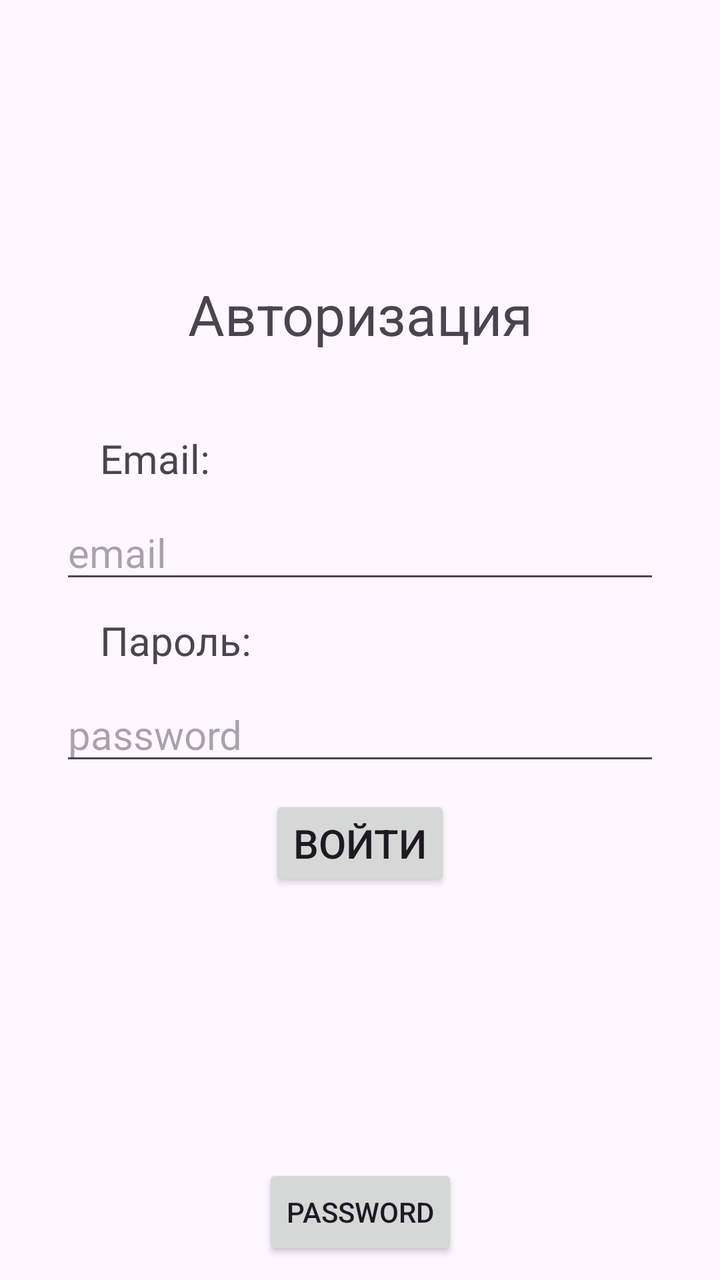
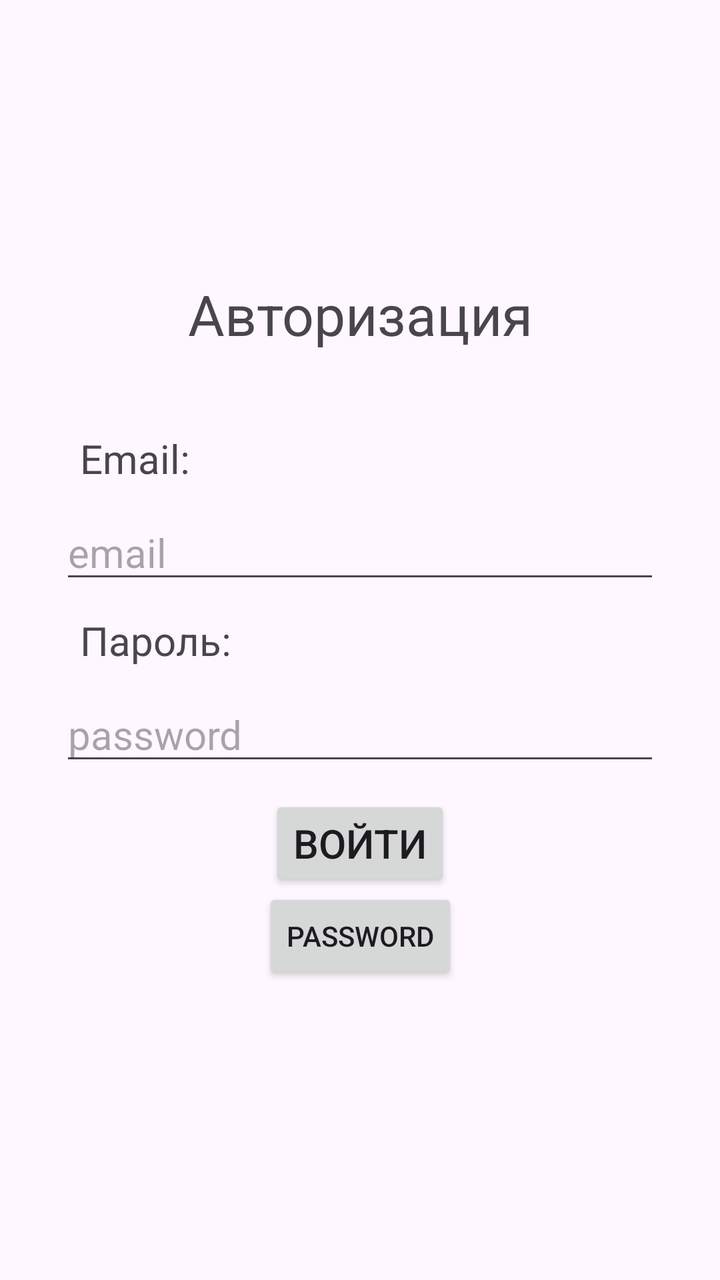

Before-and-after screenshots of an Android layout around one commit, followed by the original layout XML and the change that was made.
<!-- AndroidManifest.xml: application theme Theme.ServiceEnineer -->
<!-- res/layout/activity_authorization.xml -->
<?xml version="1.0" encoding="utf-8"?>
<androidx.constraintlayout.widget.ConstraintLayout xmlns:android="http://schemas.android.com/apk/res/android"
    xmlns:app="http://schemas.android.com/apk/res-auto"
    xmlns:tools="http://schemas.android.com/tools"
    android:layout_width="match_parent"
    android:layout_height="match_parent"
    tools:context=".AuthorizationActivity">

    <TextView
        android:id="@+id/TVTitle"
        android:layout_margin="40sp"
        android:layout_width="wrap_content"
        android:layout_height="wrap_content"
        android:text="Авторизация"
        android:textSize="28sp"
        app:layout_constraintBottom_toTopOf="@id/TVEmail"
        app:layout_constraintEnd_toEndOf="parent"
        app:layout_constraintStart_toStartOf="parent"/>

    <TextView
        android:id="@+id/TVEmail"
        android:text="Email:"
        android:textSize="20sp"
        android:layout_marginVertical="10sp"
        android:layout_marginHorizontal="50sp"
        android:layout_width="wrap_content"
        android:layout_height="wrap_content"
        app:layout_constraintBottom_toTopOf="@id/IEmail"
        app:layout_constraintLeft_toLeftOf="parent"/>

    <EditText
        android:id="@+id/IEmail"
        android:textSize="20sp"
        android:hint="email"
        android:layout_marginVertical="10sp"
        android:layout_marginHorizontal="30sp"
        android:layout_width="match_parent"
        android:layout_height="wrap_content"
        app:layout_constraintBottom_toTopOf="@id/TVPassword"
        app:layout_constraintLeft_toLeftOf="parent"
        app:layout_constraintRight_toRightOf="parent"/>

    <TextView
        android:id="@+id/TVPassword"
        android:text="Пароль: "
        android:textSize="20sp"
        android:layout_marginVertical="10sp"
        android:layout_marginHorizontal="50sp"
        android:layout_width="wrap_content"
        android:layout_height="wrap_content"
        app:layout_constraintTop_toTopOf="parent"
        app:layout_constraintBottom_toBottomOf="parent"
        app:layout_constraintLeft_toLeftOf="parent"/>

    <EditText
        android:id="@+id/IPassword"
        android:textSize="20sp"
        android:hint="password"
        android:inputType="textPassword"
        android:layout_marginVertical="10sp"
        android:layout_marginHorizontal="30sp"
        android:layout_width="match_parent"
        android:layout_height="wrap_content"
        app:layout_constraintTop_toBottomOf="@id/TVPassword"
        app:layout_constraintLeft_toLeftOf="parent"
        app:layout_constraintRight_toRightOf="parent"/>

    <Button
        android:id="@+id/btnEnter"
        android:text="Войти"
        android:textSize="20sp"
        android:onClick="Enter"
        android:layout_margin="10sp"
        android:layout_width="wrap_content"
        android:layout_height="wrap_content"
        app:layout_constraintTop_toBottomOf="@id/IPassword"
        app:layout_constraintRight_toRightOf="parent"
        app:layout_constraintLeft_toLeftOf="parent"/>

    <Button
        android:id="@+id/btnChangePassword"
        android:text="password"
        android:layout_margin="10sp"
        android:layout_width="wrap_content"
        android:layout_height="wrap_content"
        app:layout_constraintRight_toRightOf="parent"
        app:layout_constraintLeft_toLeftOf="parent"
        app:layout_constraintBottom_toBottomOf="parent"/>

</androidx.constraintlayout.widget.ConstraintLayout>
<!-- resources referenced by this layout -->
<resources>
  <style name="Theme.ServiceEnineer" parent="Base.Theme.ServiceEnineer" />
  <style name="Base.Theme.ServiceEnineer" parent="Theme.Material3.DayNight.NoActionBar">
          
          
      </style>
</resources>

<!-- the commit's change to res/layout/activity_authorization.xml (unified diff, before → after) -->
@@ -1,90 +1,102 @@
 <?xml version="1.0" encoding="utf-8"?>
-<androidx.constraintlayout.widget.ConstraintLayout xmlns:android="http://schemas.android.com/apk/res/android"
+<androidx.constraintlayout.widget.ConstraintLayout
+    xmlns:android="http://schemas.android.com/apk/res/android"
     xmlns:app="http://schemas.android.com/apk/res-auto"
     xmlns:tools="http://schemas.android.com/tools"
     android:layout_width="match_parent"
     android:layout_height="match_parent"
     tools:context=".AuthorizationActivity">
-
-    <TextView
-        android:id="@+id/TVTitle"
-        android:layout_margin="40sp"
-        android:layout_width="wrap_content"
-        android:layout_height="wrap_content"
-        android:text="Авторизация"
-        android:textSize="28sp"
-        app:layout_constraintBottom_toTopOf="@id/TVEmail"
-        app:layout_constraintEnd_toEndOf="parent"
-        app:layout_constraintStart_toStartOf="parent"/>
-
-    <TextView
-        android:id="@+id/TVEmail"
-        android:text="Email:"
-        android:textSize="20sp"
-        android:layout_marginVertical="10sp"
-        android:layout_marginHorizontal="50sp"
-        android:layout_width="wrap_content"
-        android:layout_height="wrap_content"
-        app:layout_constraintBottom_toTopOf="@id/IEmail"
-        app:layout_constraintLeft_toLeftOf="parent"/>
-
-    <EditText
-        android:id="@+id/IEmail"
-        android:textSize="20sp"
-        android:hint="email"
-        android:layout_marginVertical="10sp"
-        android:layout_marginHorizontal="30sp"
+    <ScrollView
         android:layout_width="match_parent"
         android:layout_height="wrap_content"
-        app:layout_constraintBottom_toTopOf="@id/TVPassword"
-        app:layout_constraintLeft_toLeftOf="parent"
-        app:layout_constraintRight_toRightOf="parent"/>
+        app:layout_constraintTop_toTopOf="parent"
+        app:layout_constraintBottom_toBottomOf="parent">
+        <androidx.constraintlayout.widget.ConstraintLayout
+            android:layout_width="match_parent"
+            android:layout_height="match_parent">
 
-    <TextView
-        android:id="@+id/TVPassword"
-        android:text="Пароль: "
-        android:textSize="20sp"
-        android:layout_marginVertical="10sp"
-        android:layout_marginHorizontal="50sp"
-        android:layout_width="wrap_content"
-        android:layout_height="wrap_content"
-        app:layout_constraintTop_toTopOf="parent"
-        app:layout_constraintBottom_toBottomOf="parent"
-        app:layout_constraintLeft_toLeftOf="parent"/>
 
-    <EditText
-        android:id="@+id/IPassword"
-        android:textSize="20sp"
-        android:hint="password"
-        android:inputType="textPassword"
-        android:layout_marginVertical="10sp"
-        android:layout_marginHorizontal="30sp"
-        android:layout_width="match_parent"
-        android:layout_height="wrap_content"
-        app:layout_constraintTop_toBottomOf="@id/TVPassword"
-        app:layout_constraintLeft_toLeftOf="parent"
-        app:layout_constraintRight_toRightOf="parent"/>
+            <TextView
+                android:id="@+id/TVTitle"
+                android:layout_margin="40sp"
+                android:layout_width="wrap_content"
+                android:layout_height="wrap_content"
+                android:text="Авторизация"
+                android:textSize="28sp"
+                app:layout_constraintBottom_toTopOf="@id/TVEmail"
+                app:layout_constraintEnd_toEndOf="parent"
+                app:layout_constraintStart_toStartOf="parent"/>
 
-    <Button
-        android:id="@+id/btnEnter"
-        android:text="Войти"
-        android:textSize="20sp"
-        android:onClick="Enter"
-        android:layout_margin="10sp"
-        android:layout_width="wrap_content"
-        android:layout_height="wrap_content"
-        app:layout_constraintTop_toBottomOf="@id/IPassword"
-        app:layout_constraintRight_toRightOf="parent"
-        app:layout_constraintLeft_toLeftOf="parent"/>
+            <TextView
+                android:id="@+id/TVEmail"
+                android:text="Email:"
+                android:textSize="20sp"
+                android:layout_marginVertical="10sp"
+                android:layout_marginHorizontal="40sp"
+                android:layout_width="wrap_content"
+                android:layout_height="wrap_content"
+                app:layout_constraintBottom_toTopOf="@id/IEmail"
+                app:layout_constraintLeft_toLeftOf="parent"/>
 
-    <Button
-        android:id="@+id/btnChangePassword"
-        android:text="password"
-        android:layout_margin="10sp"
-        android:layout_width="wrap_content"
-        android:layout_height="wrap_content"
-        app:layout_constraintRight_toRightOf="parent"
-        app:layout_constraintLeft_toLeftOf="parent"
-        app:layout_constraintBottom_toBottomOf="parent"/>
+            <EditText
+                android:id="@+id/IEmail"
+                android:textSize="20sp"
+                android:hint="email"
+                android:layout_marginVertical="10sp"
+                android:layout_marginHorizontal="30sp"
+                android:layout_width="match_parent"
+                android:layout_height="wrap_content"
+                app:layout_constraintBottom_toTopOf="@id/TVPassword"
+                app:layout_constraintLeft_toLeftOf="parent"
+                app:layout_constraintRight_toRightOf="parent"/>
+
+            <TextView
+                android:id="@+id/TVPassword"
+                android:text="Пароль: "
+                android:textSize="20sp"
+                android:layout_marginVertical="10sp"
+                android:layout_marginHorizontal="40sp"
+                android:layout_width="wrap_content"
+                android:layout_height="wrap_content"
+                app:layout_constraintTop_toTopOf="parent"
+                app:layout_constraintBottom_toBottomOf="parent"
+                app:layout_constraintLeft_toLeftOf="parent"/>
+
+            <EditText
+                android:id="@+id/IPassword"
+                android:textSize="20sp"
+                android:hint="password"
+                android:inputType="textPassword"
+                android:layout_marginVertical="10sp"
+                android:layout_marginHorizontal="30sp"
+                android:layout_width="match_parent"
+                android:layout_height="wrap_content"
+                app:layout_constraintTop_toBottomOf="@id/TVPassword"
+                app:layout_constraintLeft_toLeftOf="parent"
+                app:layout_constraintRight_toRightOf="parent"/>
+
+            <Button
+                android:id="@+id/btnEnter"
+                android:text="Войти"
+                android:textSize="20sp"
+                android:onClick="Enter"
+                android:layout_margin="10sp"
+                android:layout_width="wrap_content"
+                android:layout_height="wrap_content"
+                app:layout_constraintTop_toBottomOf="@id/IPassword"
+                app:layout_constraintRight_toRightOf="parent"
+                app:layout_constraintLeft_toLeftOf="parent"/>
+
+            <Button
+                android:id="@+id/btnChangePassword"
+                android:text="password"
+                android:layout_margin="10sp"
+                android:layout_width="wrap_content"
+                android:layout_height="wrap_content"
+                app:layout_constraintRight_toRightOf="parent"
+                app:layout_constraintLeft_toLeftOf="parent"
+                app:layout_constraintBottom_toBottomOf="parent"/>
+        </androidx.constraintlayout.widget.ConstraintLayout>
+    </ScrollView>
 
 </androidx.constraintlayout.widget.ConstraintLayout>
